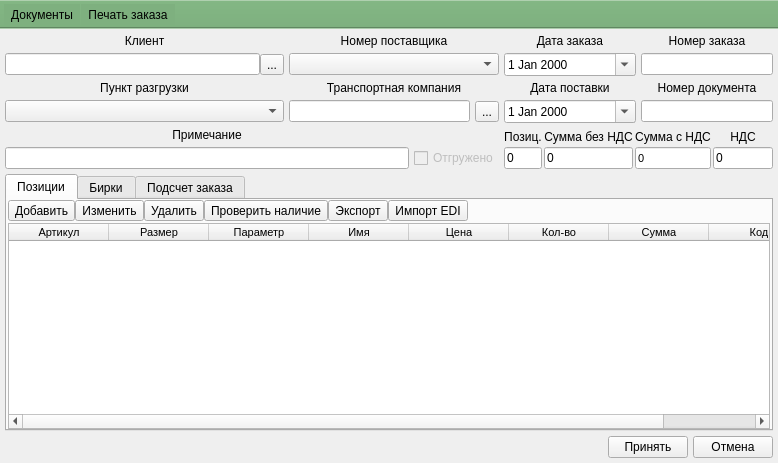
Above: ui/order.ui from Meller008/CRM-Avi before the change. Below: the same form after it.
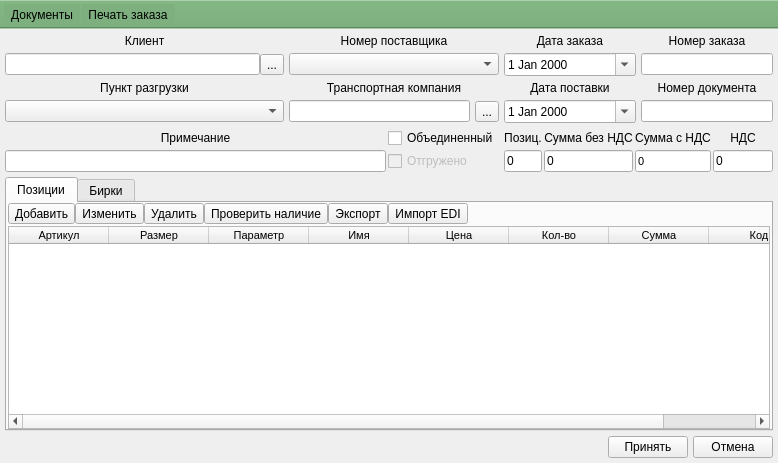
That is the form after the change.

Commit message: Работа - Поправка расчета суммы заказа для обьедененых заказов!

What changed in the file:
```diff
--- a/ui/order.ui
+++ b/ui/order.ui
@@ -419,11 +419,6 @@
         </item>
        </layout>
       </widget>
-      <widget class="QWidget" name="tab_10">
-       <attribute name="title">
-        <string>Подсчет заказа</string>
-       </attribute>
-      </widget>
      </widget>
     </item>
     <item row="7" column="0" colspan="4">
@@ -591,6 +586,9 @@
     </item>
     <item row="4" column="0" colspan="2">
      <layout class="QGridLayout" name="gridLayout_5">
+      <property name="spacing">
+       <number>2</number>
+      </property>
       <item row="0" column="0">
        <widget class="QLabel" name="label_9">
         <property name="text">
@@ -614,6 +612,13 @@
         </property>
        </widget>
       </item>
+      <item row="0" column="1">
+       <widget class="QCheckBox" name="cb_combined">
+        <property name="text">
+         <string>Объединенный</string>
+        </property>
+       </widget>
+      </item>
      </layout>
     </item>
    </layout>
```
The commit also changes 1 other file.
